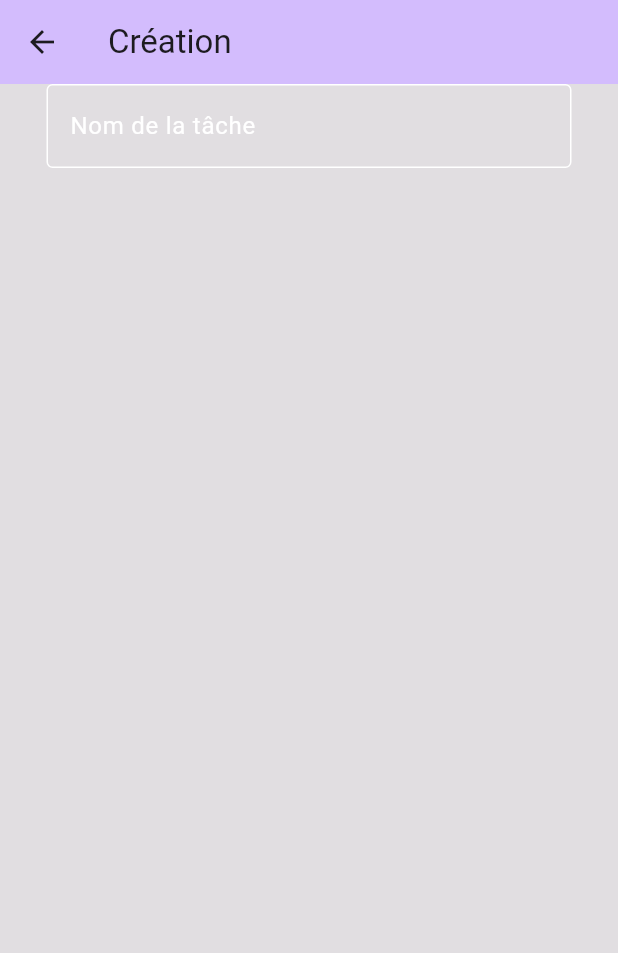
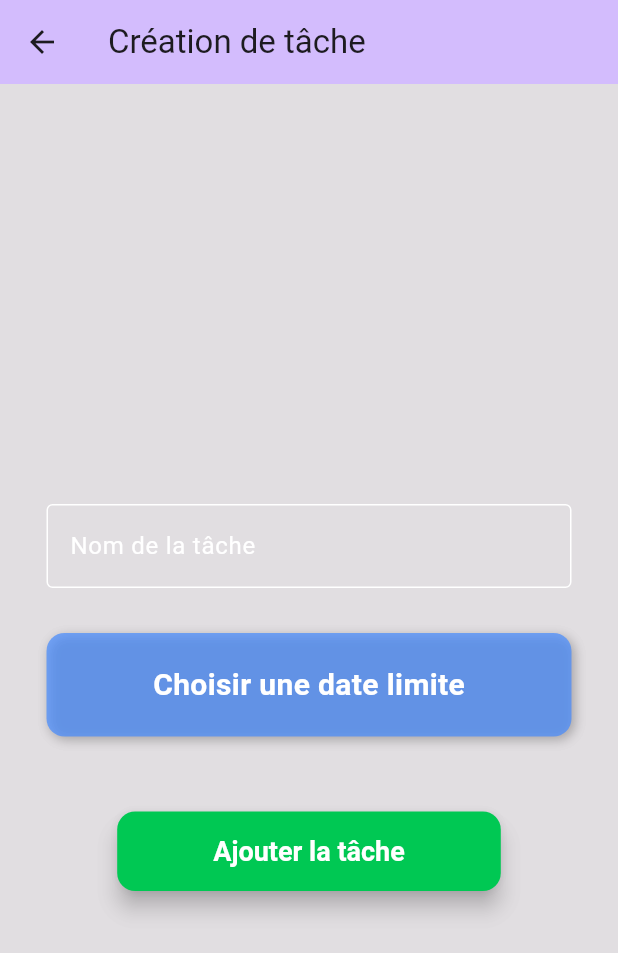
Before and after one commit to NadimJamil/5N6_MobileAv_TP_NadimJamil, a Flutter app: the creation screen opened directly, on a phone screen of 412 x 824 dp. Shown: the top 953 px of the screen. Run offline on Flutter 3.47's test engine with Material 3 defaults, Android fonts, the light colour scheme and no system bars; our stand-ins replace cookie_jar, dio, dio_cookie_manager; missing offline and left inert: dart:ffi.

Commit message:
PROGRESS : Avancement de la page Creation

```diff
--- a/frontendtp/lib/creation.dart
+++ b/frontendtp/lib/creation.dart
@@ -1,9 +1,8 @@
 import 'package:flutter/material.dart';
+import 'package:intl/intl.dart';
 
 class creation extends StatefulWidget {
   const creation({super.key});
-
-  final String title = "Création";
 
   @override
   State<creation> createState() => _creationState();
@@ -11,11 +10,32 @@ class creation extends StatefulWidget {
 
 class _creationState extends State<creation> {
   final TextEditingController _nomTacheController = TextEditingController();
+  DateTime? _dateLimite;
 
   @override
   void dispose() {
     _nomTacheController.dispose();
     super.dispose();
+  }
+
+  Future<void> _pickDate() async {
+    DateTime now = DateTime.now();
+    final DateTime? picked = await showDatePicker(
+      context: context,
+      initialDate: now,
+      firstDate: now,
+      lastDate: DateTime(now.year + 5),
+    );
+    if (picked != null) {
+      setState(() {
+        _dateLimite = picked;
+      });
+    }
+  }
+
+  void _ajouterTache() {
+    if (_nomTacheController.text.isEmpty || _dateLimite == null) return;
+    Navigator.of(context).pop();
   }
 
   @override
@@ -24,17 +44,18 @@ class _creationState extends State<creation> {
       backgroundColor: const Color.fromRGBO(205, 200, 205, 0.6),
       appBar: AppBar(
         backgroundColor: Theme.of(context).colorScheme.inversePrimary,
-        title: Text(widget.title),
+        title: const Text("Création de tâche"),
       ),
       body: Center(
+        child: SingleChildScrollView(
           child: Column(
-          mainAxisAlignment: MainAxisAlignment.start,
-          children: <Widget>[
+            children: [
+              const SizedBox(height: 50),
               SizedBox(
                 width: 350,
                 child: TextField(
+                  controller: _nomTacheController,
                   textAlign: TextAlign.center,
-                controller: _nomTacheController,
                   decoration: const InputDecoration(
                     labelText: "Nom de la tâche",
                     labelStyle: TextStyle(color: Colors.white),
@@ -44,7 +65,57 @@ class _creationState extends State<creation> {
                   ),
                 ),
               ),
+              const SizedBox(height: 30),
+              GestureDetector(
+                onTap: _pickDate,
+                child: Container(
+                  width: 350,
+                  padding: const EdgeInsets.symmetric(vertical: 20, horizontal: 16),
+                  decoration: BoxDecoration(
+                    color: Colors.blueAccent.withOpacity(0.7),
+                    borderRadius: BorderRadius.circular(12),
+                    boxShadow: [
+                      BoxShadow(
+                        color: Colors.black26,
+                        blurRadius: 6,
+                        offset: const Offset(2, 2),
+                      ),
                     ],
+                  ),
+                  child: Center(
+                    child: Text(
+                      _dateLimite == null
+                          ? "Choisir une date limite"
+                          : "Date limite : ${DateFormat('yyyy-MM-dd').format(_dateLimite!)}",
+                      style: const TextStyle(
+                        fontSize: 20,
+                        fontWeight: FontWeight.bold,
+                        color: Colors.white,
+                      ),
+                    ),
+                  ),
+                ),
+              ),
+              const SizedBox(height: 50),
+              ElevatedButton(
+                onPressed: _ajouterTache,
+                style: ElevatedButton.styleFrom(
+                  backgroundColor: Colors.greenAccent.shade700,
+                  foregroundColor: Colors.white,
+                  padding: const EdgeInsets.symmetric(horizontal: 64, vertical: 16),
+                  textStyle: const TextStyle(
+                    fontSize: 18,
+                    fontWeight: FontWeight.bold,
+                  ),
+                  shape: RoundedRectangleBorder(
+                    borderRadius: BorderRadius.circular(12),
+                  ),
+                  elevation: 6,
+                ),
+                child: const Text("Ajouter la tâche"),
+              ),
+            ],
+          ),
         ),
       ),
     );
--- a/frontendtp/pubspec.yaml
+++ b/frontendtp/pubspec.yaml
@@ -35,6 +35,7 @@ dependencies:
   uuid: ^4.0.0
   dio_cookie_manager: ^3.2.0
   cookie_jar: ^4.0.8
+  intl: ^0.18.1
   # The following adds the Cupertino Icons font to your application.
   # Use with the CupertinoIcons class for iOS style icons.
   cupertino_icons: ^1.0.8
```
Also changed, not shown: frontendtp/pubspec.lock. Lines whose indentation alone changed are shown as unchanged.
